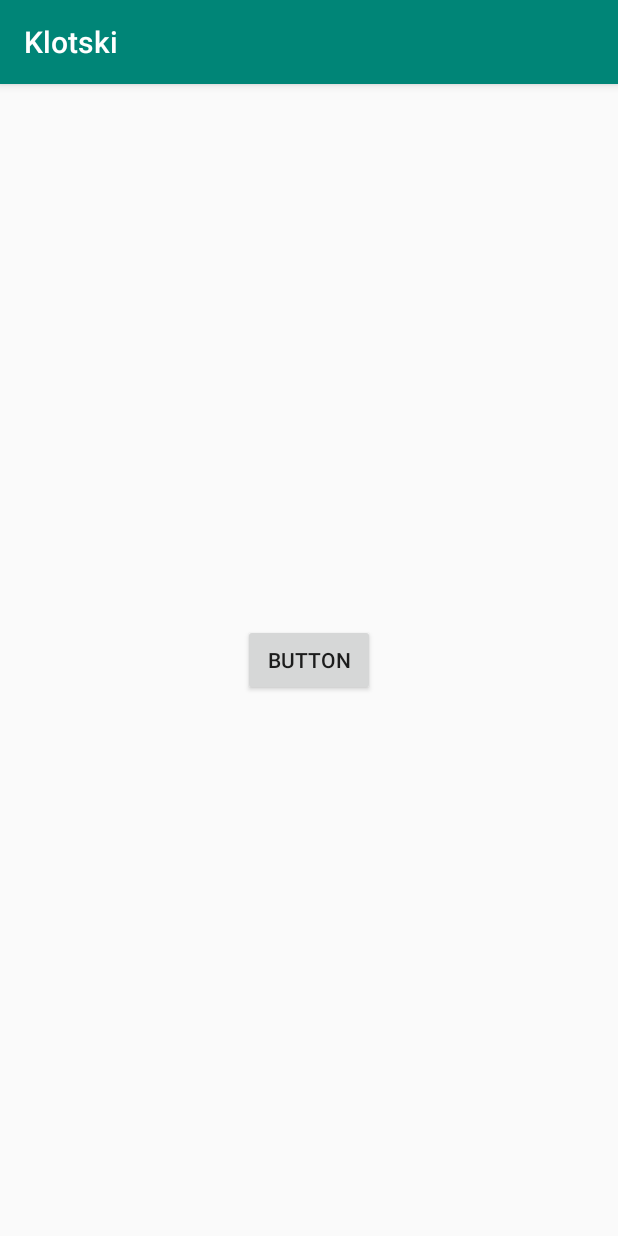
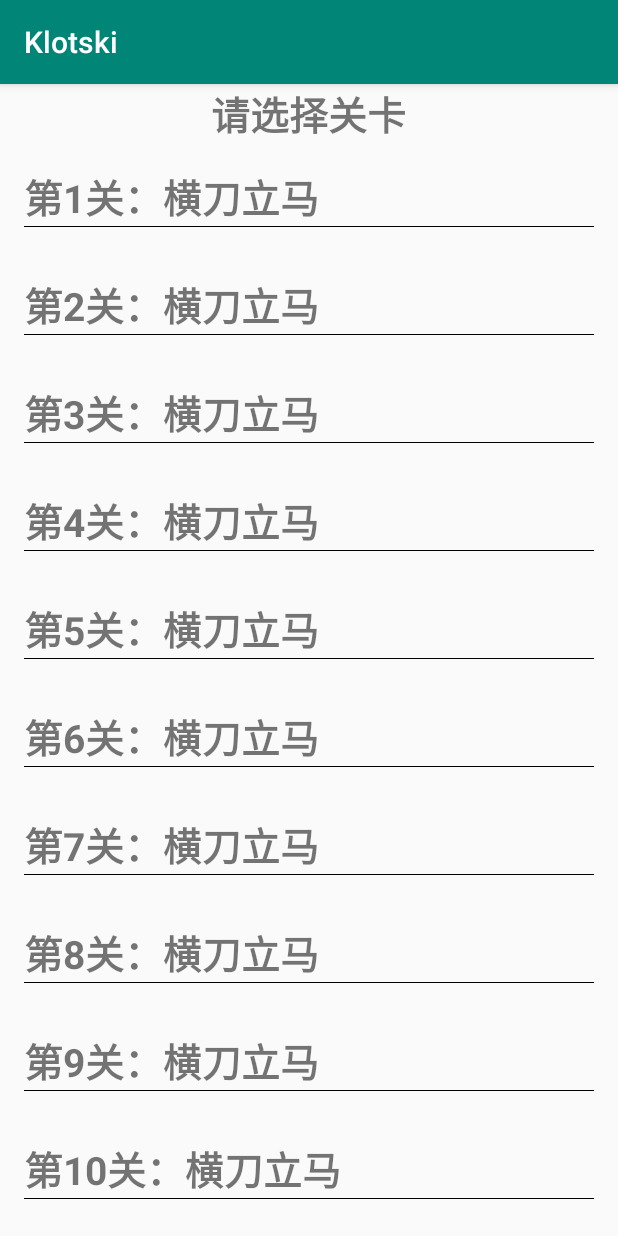
Before and after one commit to yuhaoha/Klotski, an Android app: the ChooseLevel screen opened directly, with no data from a screen before it, on a phone screen of 412 x 824 dp. Run offline under Robolectric (Android 15) with nearby library versions, the phone set to English and light mode, and no system bars.

Commit message:
初步完成选择关卡功能

```diff
--- a/app/build.gradle
+++ b/app/build.gradle
@@ -19,10 +19,11 @@ android {
 }
 
 dependencies {
-    implementation fileTree(dir: 'libs', include: ['*.jar'])
+    implementation fileTree(include: ['*.jar'], dir: 'libs')
     implementation 'com.android.support:appcompat-v7:28.0.0'
     implementation 'com.android.support.constraint:constraint-layout:1.1.3'
     testImplementation 'junit:junit:4.12'
     androidTestImplementation 'com.android.support.test:runner:1.0.2'
     androidTestImplementation 'com.android.support.test.espresso:espresso-core:3.0.2'
+    implementation 'com.android.support:recyclerview-v7:28.0.0'
 }
--- a/app/src/main/java/com/nkcs/yuhao/klotski/ChooseLevel.java
+++ b/app/src/main/java/com/nkcs/yuhao/klotski/ChooseLevel.java
@@ -2,12 +2,36 @@ package com.nkcs.yuhao.klotski;
 
 import android.support.v7.app.AppCompatActivity;
 import android.os.Bundle;
+import android.support.v7.widget.LinearLayoutManager;
+import android.support.v7.widget.RecyclerView;
+
+import java.util.LinkedList;
 
 public class ChooseLevel extends AppCompatActivity {
+    // 关卡列表
+    private final LinkedList<String> mWordList = new LinkedList<>();
+    // recyclerView的引用
+    private RecyclerView mRecyclerView;
+    // 关卡适配器引用
+    private LevelListAdapter mAdapter;
 
     @Override
     protected void onCreate(Bundle savedInstanceState) {
         super.onCreate(savedInstanceState);
         setContentView(R.layout.activity_choose_level);
+
+        // 初始化要显示的内容
+        for(int i=0;i<14;i++)
+        {
+            mWordList.addLast("第"+(i+1)+"关：横刀立马");
+        }
+
+        mRecyclerView = findViewById(R.id.recyclerview);
+        // 创建适配器并提供数据展示
+        mAdapter = new LevelListAdapter(this, mWordList);
+        // 将Adapter赋给RecyclerView
+        mRecyclerView.setAdapter(mAdapter);
+        // 给RecyclerView设置默认布局管理器
+        mRecyclerView.setLayoutManager(new LinearLayoutManager(this));
     }
 }
--- a/app/src/main/java/com/nkcs/yuhao/klotski/KlotskiView.java
+++ b/app/src/main/java/com/nkcs/yuhao/klotski/KlotskiView.java
@@ -45,6 +45,7 @@ public class KlotskiView extends View
     public void setLevel(int level) {
         // 改变level
         this.level = level;
+        Log.d("hello","level="+level);
         // 根据level调整布局
         initPlayBoard();
     }
--- /dev/null
+++ b/app/src/main/java/com/nkcs/yuhao/klotski/LevelListAdapter.java
@@ -0,0 +1,91 @@
+package com.nkcs.yuhao.klotski;
+
+import android.content.Context;
+import android.content.Intent;
+import android.support.v7.widget.RecyclerView;
+import android.util.Log;
+import android.view.LayoutInflater;
+import android.view.View;
+import android.view.ViewGroup;
+import android.widget.TextView;
+
+import java.util.LinkedList;
+
+// 适配器类LevelListAdapter
+public class LevelListAdapter extends
+        RecyclerView.Adapter<LevelListAdapter.LevelViewHolder> {
+
+    // 要展示的level内容
+    private final LinkedList<String> mWordList;
+    private final LayoutInflater mInflater;
+    private Context mContext;
+
+    // 内部实现holder类
+    class LevelViewHolder extends RecyclerView.ViewHolder
+            implements View.OnClickListener {
+
+        // 获取level_item中的 TextView,即显示关卡名称
+        private final TextView levelItemView;
+        // Adapter对象
+        final LevelListAdapter mAdapter;
+
+        // holder构造函数 ，itemView对应level_item.xml布局，以便在此布局中找到R.id.levelTitle
+        // 同时传入adapter
+        public LevelViewHolder(View itemView, LevelListAdapter adapter) {
+            super(itemView);
+
+            // level_ite.xml中找到对应的textView
+            levelItemView = itemView.findViewById(R.id.levelTitle);
+            this.mAdapter = adapter;
+            // 为itemview监听点击事件
+            itemView.setOnClickListener(this);
+        }
+
+        //监听点击事件，进入点击的关卡
+        @Override
+        public void onClick(View view) {
+            // 获取点击item的位置，这个是API提供的函数
+            int mPosition = getLayoutPosition()+1;
+            // 跳转到游戏界面，传递level值
+            Intent intent = new Intent(mContext,PlayGame.class);
+            String LevelExtra = "Level";
+            intent.putExtra(LevelExtra,mPosition);
+            mContext.startActivity(intent);
+        }
+    }
+
+    // Adapter构造函数，传递过来上下文和关卡列表
+    public LevelListAdapter(Context context, LinkedList<String> wordList) {
+        // 根据传过来的上下文给mInflater赋值
+        mInflater = LayoutInflater.from(context);
+        this.mWordList = wordList;
+        //设置上下文环境
+        this.mContext = context;
+    }
+
+    // 创建ViewHolder
+    @Override
+    public LevelListAdapter.LevelViewHolder onCreateViewHolder(ViewGroup parent,
+                                                             int viewType) {
+
+        View mItemView = mInflater.inflate(
+                R.layout.level_item, parent, false);
+        return new LevelViewHolder(mItemView, this);
+    }
+
+    // 取出 LinkedList中的值，逐个显示在level_item上
+    @Override
+    public void onBindViewHolder(LevelListAdapter.LevelViewHolder holder,
+                                 int position) {
+        // 逐个获取level标题
+        String levelTitle = mWordList.get(position);
+        // 通过holder修改值
+        holder.levelItemView.setText(levelTitle);
+    }
+
+    // 返回关卡链表的大小
+    @Override
+    public int getItemCount() {
+        return mWordList.size();
+    }
+}
--- a/app/src/main/res/layout/activity_choose_level.xml
+++ b/app/src/main/res/layout/activity_choose_level.xml
@@ -1,27 +1,25 @@
 <?xml version="1.0" encoding="utf-8"?>
-<android.support.constraint.ConstraintLayout xmlns:android="http://schemas.android.com/apk/res/android"
+<LinearLayout xmlns:android="http://schemas.android.com/apk/res/android"
     xmlns:app="http://schemas.android.com/apk/res-auto"
     xmlns:tools="http://schemas.android.com/tools"
     android:layout_width="match_parent"
     android:layout_height="match_parent"
+    android:orientation="vertical"
     tools:context=".ChooseLevel">
 
-    <Button
-        android:id="@+id/button2"
+    <TextView
         android:layout_width="wrap_content"
         android:layout_height="wrap_content"
-        android:layout_marginStart="8dp"
-        android:layout_marginLeft="8dp"
-        android:layout_marginTop="8dp"
-        android:layout_marginEnd="8dp"
-        android:layout_marginRight="8dp"
-        android:layout_marginBottom="8dp"
-        android:text="Button"
-        app:layout_constraintBottom_toBottomOf="parent"
-        app:layout_constraintEnd_toEndOf="parent"
-        app:layout_constraintStart_toStartOf="parent"
-        app:layout_constraintTop_toTopOf="parent" />
+        android:layout_gravity="center_horizontal"
+        style="@style/level_title"
+        android:text="请选择关卡"/>
 
+    <!--关卡布局主体是一个RecyclerView-->
+    <android.support.v7.widget.RecyclerView
+        android:id="@+id/recyclerview"
+        android:layout_gravity="center_horizontal"
+        android:layout_width="match_parent"
+        android:layout_height="match_parent">
+    </android.support.v7.widget.RecyclerView>
 
-
-</android.support.constraint.ConstraintLayout>
+</LinearLayout>
--- /dev/null
+++ b/app/src/main/res/layout/level_item.xml
@@ -0,0 +1,25 @@
+<?xml version="1.0" encoding="utf-8"?>
+<!--使用recyclerView时需要指定布局来盛放它 此处是线性layout manager-->
+<!--每次展示一个item-->
+<LinearLayout
+    xmlns:android="http://schemas.android.com/apk/res/android"
+    android:layout_width="match_parent"
+    android:layout_height="wrap_content"
+    android:orientation="vertical"
+    android:padding="6dp">
+
+    <LinearLayout
+        android:id="@+id/levelContainer"
+        android:orientation="vertical"
+        style="@style/level_container">
+        <TextView
+            android:id="@+id/levelTitle"
+            style="@style/level_title" />
+        <View
+            android:layout_height="1px"
+            android:background="#000000"
+            android:layout_width="fill_parent">
+        </View>
+    </LinearLayout>
+
+</LinearLayout>
--- a/app/src/main/res/values/styles.xml
+++ b/app/src/main/res/values/styles.xml
@@ -8,4 +8,18 @@
         <item name="colorAccent">@color/colorAccent</item>
     </style>
 
+    <!--关卡列表-->
+    <style name="level_container">
+        <item name="android:layout_width">match_parent</item>
+        <item name="android:layout_height">wrap_content</item>
+        <item name="android:layout_margin">10dp</item>
+    </style>
+
+    <style name="level_title">
+        <item name="android:layout_width">match_parent</item>
+        <item name="android:layout_height">wrap_content</item>
+        <item name="android:textSize">26sp</item>
+        <item name="android:textStyle">bold</item>
+    </style>
+
 </resources>
```
